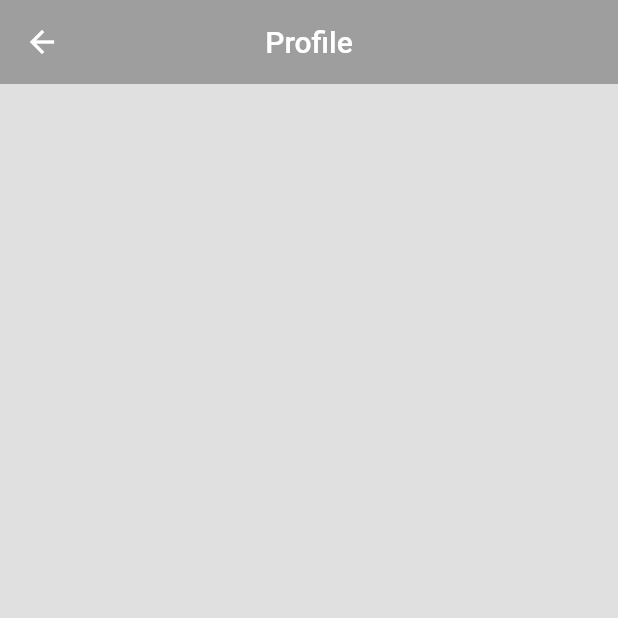
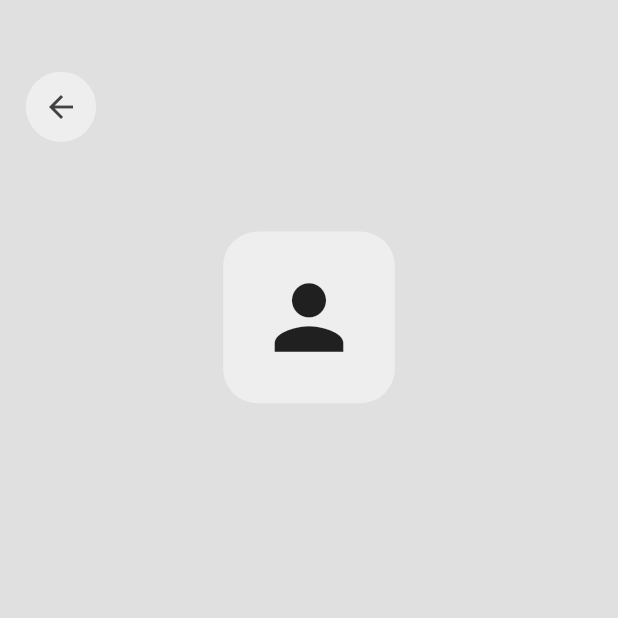
Before and after one commit to bishalkhatiwada01/social-media-with-flutter-and-firebase, a Flutter app: the ProfilePage screen opened by its route, on a phone screen of 412 x 824 dp, the top half of it. Run offline on Flutter 3.47's test engine with Material 2 defaults, Android fonts, the phone set to English and light mode, and no system bars; our stand-ins replace cloud_firestore, firebase_auth, firebase_core, flutter_screenutil; accounts and stored records are empty; network calls fail.

Commit message:
profile page completed

```diff
--- /dev/null
+++ b/lib/components/my_back_buttom.dart
@@ -0,0 +1,24 @@
+import 'package:flutter/material.dart';
+import 'package:flutter_screenutil/flutter_screenutil.dart';
+
+class MyBackButton extends StatelessWidget {
+  const MyBackButton({super.key});
+
+  @override
+  Widget build(BuildContext context) {
+    return GestureDetector(
+      onTap: () => Navigator.pop(context),
+      child: Container(
+        decoration: BoxDecoration(
+          shape: BoxShape.circle,
+          color: Theme.of(context).colorScheme.primary,
+        ),
+        padding: EdgeInsets.all(10.sp),
+        child: Icon(
+          Icons.arrow_back,
+          color: Theme.of(context).colorScheme.inversePrimary,
+        ),
+      ),
+    );
+  }
+}
--- a/lib/themes/light_mode.dart
+++ b/lib/themes/light_mode.dart
@@ -6,7 +6,7 @@ ThemeData lightMode = ThemeData(
     background: Colors.grey.shade300,
     primary: Colors.grey.shade200,
     secondary: Colors.grey.shade400,
-    inversePrimary: Colors.grey.shade500,
+    inversePrimary: Colors.grey.shade800,
   ),
   textTheme: ThemeData.light().textTheme.apply(
         bodyColor: Colors.grey[800],
--- a/lib/views/profile_page.dart
+++ b/lib/views/profile_page.dart
@@ -1,6 +1,8 @@
 import 'package:cloud_firestore/cloud_firestore.dart';
 import 'package:firebase_auth/firebase_auth.dart';
 import 'package:flutter/material.dart';
+import 'package:flutter_screenutil/flutter_screenutil.dart';
+import 'package:socialmediaapp/components/my_back_buttom.dart';
 
 class ProfilePage extends StatelessWidget {
   ProfilePage({super.key});
@@ -19,12 +21,6 @@ class ProfilePage extends StatelessWidget {
   @override
   Widget build(BuildContext context) {
     return Scaffold(
-      appBar: AppBar(
-        centerTitle: true,
-        title: const Text('Profile'),
-        backgroundColor: Theme.of(context).colorScheme.inversePrimary,
-        elevation: 0,
-      ),
       backgroundColor: Theme.of(context).colorScheme.background,
       body: FutureBuilder(
         future: getUserDetails(),
@@ -46,11 +42,47 @@ class ProfilePage extends StatelessWidget {
             // extract data
             Map<String, dynamic>? user = snapshot.data!.data();
 
-            return Center(
+            return SingleChildScrollView(
               child: Column(
                 children: [
-                  Text(user!['email']),
-                  Text(user!['username']),
+                  Padding(
+                    padding: EdgeInsets.only(
+                      left: 15.w,
+                      top: 40.h,
+                    ),
+                    child: Row(
+                      children: [
+                        MyBackButton(),
+                      ],
+                    ),
+                  ),
+                  SizedBox(height: 50.h),
+                  Container(
+                    decoration: BoxDecoration(
+                      color: Theme.of(context).colorScheme.primary,
+                      borderRadius: BorderRadius.circular(20.w),
+                    ),
+                    padding: EdgeInsets.all(20.w),
+                    child: Icon(
+                      Icons.person,
+                      size: 60.sp,
+                    ),
+                  ),
+                  SizedBox(height: 20.h),
+                  Text(
+                    user!['username'],
+                    style: TextStyle(
+                      fontSize: 24.sp,
+                      fontWeight: FontWeight.bold,
+                    ),
+                  ),
+                  Text(
+                    user['email'],
+                    style: TextStyle(
+                      fontSize: 18.sp,
+                      fontWeight: FontWeight.normal,
+                    ),
+                  ),
                 ],
               ),
             );
--- a/lib/views/users_page.dart
+++ b/lib/views/users_page.dart
@@ -1,6 +1,8 @@
 import 'package:cloud_firestore/cloud_firestore.dart';
 import 'package:firebase_auth/firebase_auth.dart';
 import 'package:flutter/material.dart';
+import 'package:flutter_screenutil/flutter_screenutil.dart';
+import 'package:socialmediaapp/components/my_back_buttom.dart';
 import 'package:socialmediaapp/helper/helper_functions.dart';
 
 class UserPage extends StatelessWidget {
@@ -9,12 +11,6 @@ class UserPage extends StatelessWidget {
   @override
   Widget build(BuildContext context) {
     return Scaffold(
-      appBar: AppBar(
-        centerTitle: true,
-        title: Text('User'),
-        backgroundColor: Theme.of(context).colorScheme.inversePrimary,
-        elevation: 0,
-      ),
       backgroundColor: Theme.of(context).colorScheme.background,
       body: StreamBuilder(
         stream: FirebaseFirestore.instance.collection('Users').snapshots(),
@@ -37,7 +33,21 @@ class UserPage extends StatelessWidget {
           // get all users
           final users = snapshot.data!.docs;
 
-          return ListView.builder(
+          return Column(
+            children: [
+              Padding(
+                padding: EdgeInsets.only(
+                  left: 15.w,
+                  top: 40.h,
+                ),
+                child: Row(
+                  children: [
+                    MyBackButton(),
+                  ],
+                ),
+              ),
+              SizedBox(height: 50.h),
+              ListView.builder(
                 itemCount: users.length,
                 itemBuilder: (context, index) {
                   // get individual users
@@ -48,6 +58,8 @@ class UserPage extends StatelessWidget {
                     subtitle: Text(user['email']),
                   );
                 },
+              ),
+            ],
           );
         },
       ),
```
Lines whose indentation alone changed are shown as unchanged.
